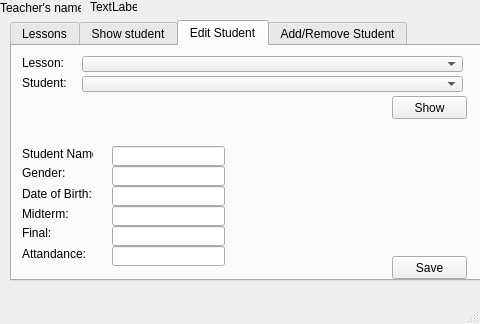
This is Ui/teacher1.ui in mogelijkheid/Database-School_Management_System as Qt 5 draws it before an edit. The edited form follows.
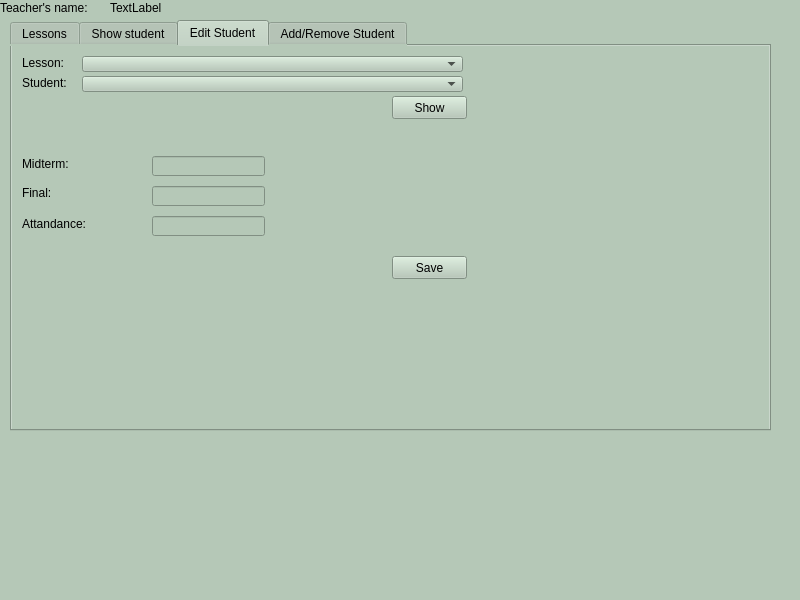
This is the edited form. The open tabs and pages were chosen to show the change.

Patch:
```diff
--- a/Ui/teacher1.ui
+++ b/Ui/teacher1.ui
@@ -6,20 +6,35 @@
    <rect>
     <x>0</x>
     <y>0</y>
-    <width>480</width>
-    <height>324</height>
+    <width>800</width>
+    <height>600</height>
    </rect>
   </property>
+  <property name="minimumSize">
+   <size>
+    <width>800</width>
+    <height>600</height>
+   </size>
+  </property>
+  <property name="maximumSize">
+   <size>
+    <width>800</width>
+    <height>600</height>
+   </size>
+  </property>
   <property name="windowTitle">
    <string>MainWindow</string>
   </property>
+  <property name="styleSheet">
+   <string notr="true">background-color:rgb(181, 200, 183);</string>
+  </property>
   <widget class="QWidget" name="centralwidget">
    <widget class="QLabel" name="label">
     <property name="geometry">
      <rect>
       <x>0</x>
       <y>0</y>
-      <width>81</width>
+      <width>101</width>
       <height>16</height>
      </rect>
     </property>
@@ -30,10 +45,10 @@
    <widget class="QLabel" name="label_2">
     <property name="geometry">
      <rect>
-      <x>90</x>
+      <x>110</x>
       <y>0</y>
-      <width>47</width>
-      <height>14</height>
+      <width>201</width>
+      <height>16</height>
      </rect>
     </property>
     <property name="text">
@@ -45,8 +60,8 @@
      <rect>
       <x>10</x>
       <y>20</y>
-      <width>471</width>
-      <height>261</height>
+      <width>761</width>
+      <height>411</height>
      </rect>
     </property>
     <property name="currentIndex">
@@ -428,50 +443,11 @@
        <string>Show</string>
       </property>
      </widget>
-     <widget class="QLabel" name="label_19">
-      <property name="geometry">
-       <rect>
-        <x>10</x>
-        <y>100</y>
-        <width>71</width>
-        <height>16</height>
-       </rect>
-      </property>
-      <property name="text">
-       <string>Student Name:</string>
-      </property>
-     </widget>
-     <widget class="QLabel" name="label_20">
-      <property name="geometry">
-       <rect>
-        <x>10</x>
-        <y>120</y>
-        <width>47</width>
-        <height>14</height>
-       </rect>
-      </property>
-      <property name="text">
-       <string>Gender:</string>
-      </property>
-     </widget>
-     <widget class="QLabel" name="label_21">
-      <property name="geometry">
-       <rect>
-        <x>10</x>
-        <y>140</y>
-        <width>71</width>
-        <height>16</height>
-       </rect>
-      </property>
-      <property name="text">
-       <string>Date of Birth:</string>
-      </property>
-     </widget>
      <widget class="QLabel" name="label_22">
       <property name="geometry">
        <rect>
         <x>10</x>
-        <y>160</y>
+        <y>110</y>
         <width>61</width>
         <height>16</height>
        </rect>
@@ -484,7 +460,7 @@
       <property name="geometry">
        <rect>
         <x>10</x>
-        <y>180</y>
+        <y>140</y>
         <width>47</width>
         <height>14</height>
        </rect>
@@ -497,7 +473,7 @@
       <property name="geometry">
        <rect>
         <x>10</x>
-        <y>200</y>
+        <y>170</y>
         <width>71</width>
         <height>16</height>
        </rect>
@@ -509,47 +485,7 @@
      <widget class="QLineEdit" name="lineEdit">
       <property name="geometry">
        <rect>
-        <x>100</x>
-        <y>180</y>
-        <width>113</width>
-        <height>20</height>
-       </rect>
-      </property>
-     </widget>
-     <widget class="QLineEdit" name="lineEdit_2">
-      <property name="geometry">
-       <rect>
-        <x>100</x>
-        <y>200</y>
-        <width>113</width>
-        <height>20</height>
-       </rect>
-      </property>
-     </widget>
-     <widget class="QLineEdit" name="lineEdit_3">
-      <property name="geometry">
-       <rect>
-        <x>100</x>
-        <y>100</y>
-        <width>113</width>
-        <height>20</height>
-       </rect>
-      </property>
-     </widget>
-     <widget class="QLineEdit" name="lineEdit_4">
-      <property name="geometry">
-       <rect>
-        <x>100</x>
-        <y>120</y>
-        <width>113</width>
-        <height>20</height>
-       </rect>
-      </property>
-     </widget>
-     <widget class="QLineEdit" name="lineEdit_5">
-      <property name="geometry">
-       <rect>
-        <x>100</x>
+        <x>140</x>
         <y>140</y>
         <width>113</width>
         <height>20</height>
@@ -559,14 +495,24 @@
      <widget class="QLineEdit" name="lineEdit_6">
       <property name="geometry">
        <rect>
-        <x>100</x>
-        <y>160</y>
+        <x>140</x>
+        <y>170</y>
         <width>113</width>
         <height>20</height>
        </rect>
       </property>
      </widget>
-     <widget class="QPushButton" name="pushButton_5">
+     <widget class="QLineEdit" name="midterm_2">
+      <property name="geometry">
+       <rect>
+        <x>140</x>
+        <y>110</y>
+        <width>113</width>
+        <height>20</height>
+       </rect>
+      </property>
+     </widget>
+     <widget class="QPushButton" name="save_button">
       <property name="geometry">
        <rect>
         <x>380</x>
```
Left out of the diff: 116 changed lines with no effect on the pictures.
